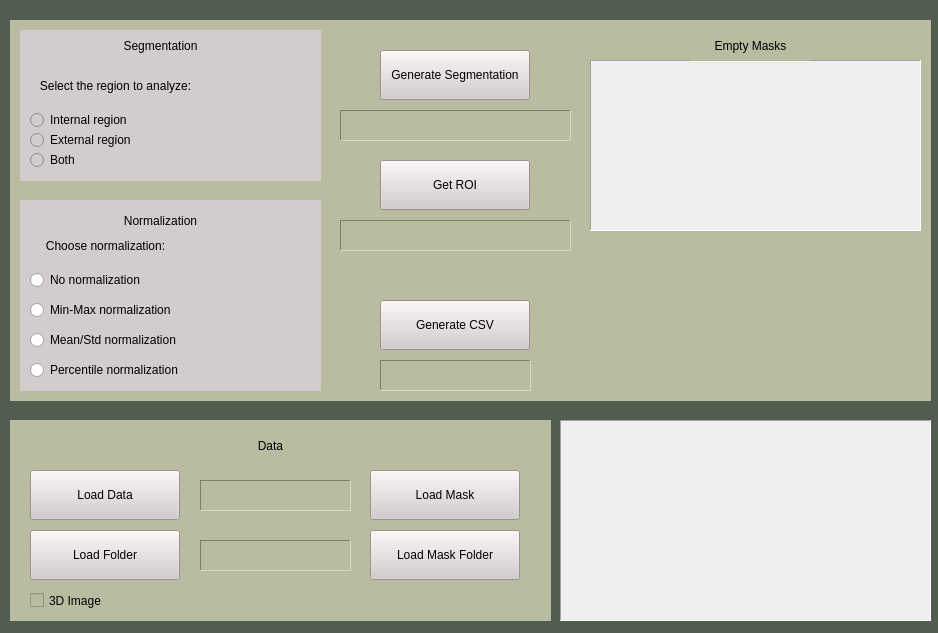
wiktkaj492/RadiomicApp, file Code/UI/app.ui: the form before one commit.
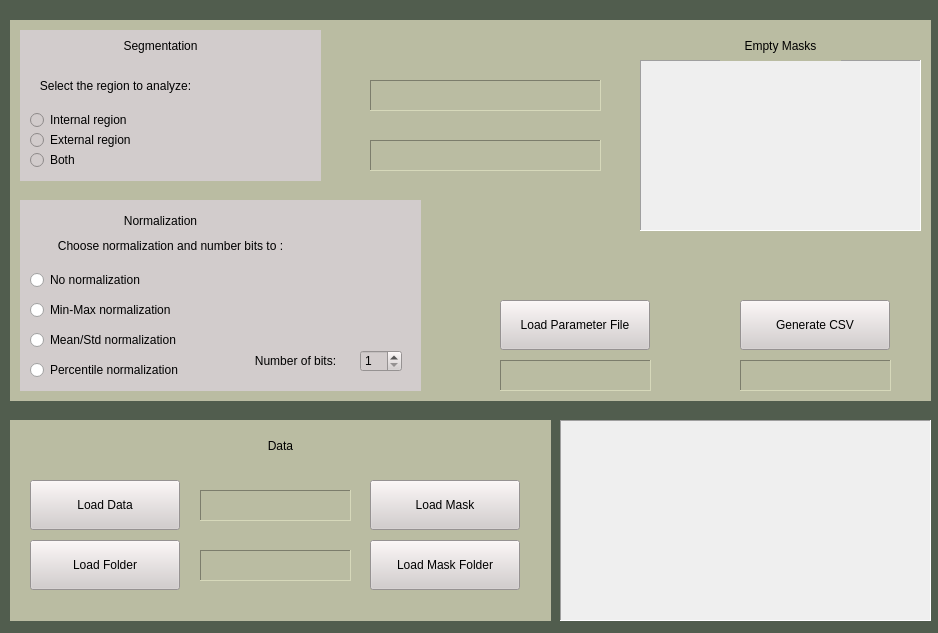
The form after the commit.

The edit to the form file:
```diff
--- a/Code/UI/app.ui
+++ b/Code/UI/app.ui
@@ -188,7 +188,7 @@
        <rect>
         <x>10</x>
         <y>180</y>
-        <width>301</width>
+        <width>401</width>
         <height>191</height>
        </rect>
       </property>
@@ -200,12 +200,12 @@
         <rect>
          <x>0</x>
          <y>30</y>
-         <width>171</width>
+         <width>301</width>
          <height>31</height>
         </rect>
        </property>
        <property name="text">
-        <string>Choose normalization:</string>
+        <string>Choose normalization and number bits to :</string>
        </property>
        <property name="alignment">
         <set>Qt::AlignCenter</set>
@@ -227,44 +227,44 @@
         <set>Qt::AlignCenter</set>
        </property>
       </widget>
-     </widget>
-     <widget class="QPushButton" name="generateSegButton">
-      <property name="geometry">
-       <rect>
-        <x>370</x>
-        <y>30</y>
-        <width>150</width>
-        <height>50</height>
-       </rect>
-      </property>
-      <property name="styleSheet">
-       <string notr="true">background-color: rgb(210, 204, 204);</string>
-      </property>
-      <property name="text">
-       <string>Generate Segmentation</string>
-      </property>
-     </widget>
-     <widget class="QPushButton" name="roiButton">
-      <property name="geometry">
-       <rect>
-        <x>370</x>
-        <y>140</y>
-        <width>150</width>
-        <height>50</height>
-       </rect>
-      </property>
-      <property name="styleSheet">
-       <string notr="true">background-color: rgb(210, 204, 204);</string>
-      </property>
-      <property name="text">
-       <string>Get ROI</string>
-      </property>
+      <widget class="QSpinBox" name="numberBits">
+       <property name="geometry">
+        <rect>
+         <x>340</x>
+         <y>150</y>
+         <width>42</width>
+         <height>22</height>
+        </rect>
+       </property>
+       <property name="minimum">
+        <number>1</number>
+       </property>
+       <property name="maximum">
+        <number>8</number>
+       </property>
+      </widget>
+      <widget class="QLabel" name="label_2">
+       <property name="geometry">
+        <rect>
+         <x>220</x>
+         <y>150</y>
+         <width>111</width>
+         <height>21</height>
+        </rect>
+       </property>
+       <property name="text">
+        <string>Number of bits:</string>
+       </property>
+       <property name="alignment">
+        <set>Qt::AlignCenter</set>
+       </property>
+      </widget>
      </widget>
      <widget class="QLabel" name="statusMaskLabel">
       <property name="geometry">
        <rect>
-        <x>330</x>
-        <y>90</y>
+        <x>360</x>
+        <y>60</y>
         <width>231</width>
         <height>31</height>
        </rect>
@@ -291,8 +291,8 @@
      <widget class="QLabel" name="statusROILabel">
       <property name="geometry">
        <rect>
-        <x>330</x>
-        <y>200</y>
+        <x>360</x>
+        <y>120</y>
         <width>231</width>
         <height>31</height>
        </rect>
@@ -319,7 +319,7 @@
      <widget class="QLabel" name="csvStatusLabel">
       <property name="geometry">
        <rect>
-        <x>370</x>
+        <x>730</x>
         <y>340</y>
         <width>151</width>
         <height>31</height>
@@ -347,7 +347,7 @@
      <widget class="QPushButton" name="csvButton">
       <property name="geometry">
        <rect>
-        <x>370</x>
+        <x>730</x>
         <y>280</y>
         <width>150</width>
         <height>50</height>
@@ -364,9 +364,9 @@
      <widget class="QListWidget" name="emptyMasksList">
       <property name="geometry">
        <rect>
-        <x>580</x>
+        <x>630</x>
         <y>40</y>
-        <width>331</width>
+        <width>281</width>
         <height>171</height>
        </rect>
       </property>
@@ -380,7 +380,7 @@
      <widget class="QLabel" name="label_7">
       <property name="geometry">
        <rect>
-        <x>680</x>
+        <x>710</x>
         <y>10</y>
         <width>121</width>
         <height>31</height>
@@ -393,6 +393,51 @@
        <set>Qt::AlignCenter</set>
       </property>
      </widget>
+     <widget class="QLabel" name="loadParamStatus">
+      <property name="geometry">
+       <rect>
+        <x>490</x>
+        <y>340</y>
+        <width>151</width>
+        <height>31</height>
+       </rect>
+      </property>
+      <property name="layoutDirection">
+       <enum>Qt::LeftToRight</enum>
+      </property>
+      <property name="styleSheet">
+       <string notr="true">background-color: rgb(186, 188, 162);</string>
+      </property>
+      <property name="frameShape">
+       <enum>QFrame::Panel</enum>
+      </property>
+      <property name="frameShadow">
+       <enum>QFrame::Sunken</enum>
+      </property>
+      <property name="text">
+       <string/>
+      </property>
+      <property name="alignment">
+       <set>Qt::AlignCenter</set>
+      </property>
+     </widget>
+     <widget class="QPushButton" name="loadParamFile">
+      <property name="geometry">
+       <rect>
+        <x>490</x>
+        <y>280</y>
+        <width>150</width>
+        <height>50</height>
+       </rect>
+      </property>
+      <property name="styleSheet">
+       <string notr="true">background-color: rgb(210, 204, 204);
+</string>
+      </property>
+      <property name="text">
+       <string>Load Parameter File</string>
+      </property>
+     </widget>
      <zorder>widget_6</zorder>
      <zorder>widget_5</zorder>
      <zorder>generateSegButton</zorder>
@@ -440,7 +485,7 @@
      <widget class="QLabel" name="label_3">
       <property name="geometry">
        <rect>
-        <x>200</x>
+        <x>210</x>
         <y>10</y>
         <width>121</width>
         <height>31</height>
@@ -463,7 +508,7 @@
       <property name="geometry">
        <rect>
         <x>360</x>
-        <y>110</y>
+        <y>120</y>
         <width>150</width>
         <height>50</height>
        </rect>
@@ -479,7 +524,7 @@
       <property name="geometry">
        <rect>
         <x>20</x>
-        <y>50</y>
+        <y>60</y>
         <width>150</width>
         <height>50</height>
        </rect>
@@ -495,7 +540,7 @@
       <property name="geometry">
        <rect>
         <x>20</x>
-        <y>110</y>
+        <y>120</y>
         <width>150</width>
         <height>50</height>
        </rect>
@@ -507,24 +552,11 @@
        <string>Load Folder</string>
       </property>
      </widget>
-     <widget class="QCheckBox" name="button3D">
-      <property name="geometry">
-       <rect>
-        <x>20</x>
-        <y>170</y>
-        <width>131</width>
-        <height>21</height>
-       </rect>
-      </property>
-      <property name="text">
-       <string>3D Image</string>
-      </property>
-     </widget>
      <widget class="QLabel" name="imageNumber">
       <property name="geometry">
        <rect>
         <x>190</x>
-        <y>60</y>
+        <y>70</y>
         <width>151</width>
         <height>31</height>
        </rect>
@@ -552,7 +584,7 @@
       <property name="geometry">
        <rect>
         <x>190</x>
-        <y>120</y>
+        <y>130</y>
         <width>151</width>
         <height>31</height>
        </rect>
@@ -580,7 +612,7 @@
       <property name="geometry">
        <rect>
         <x>360</x>
-        <y>50</y>
+        <y>60</y>
         <width>150</width>
         <height>50</height>
        </rect>
```
Left out of the diff: 4 changed lines with no effect on the pictures.
